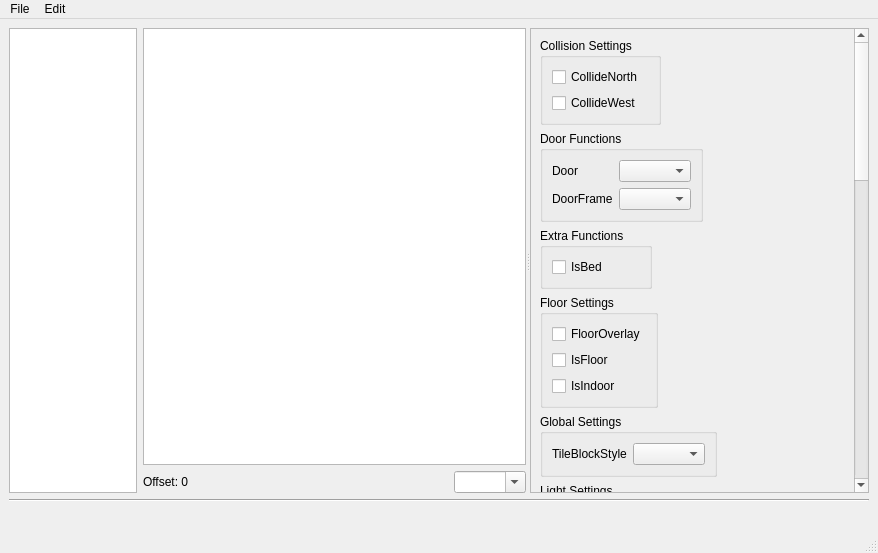
The window that src/tiled/tiledefdialog.ui (timbaker/tiled) describes before a commit, drawn with Qt 5.
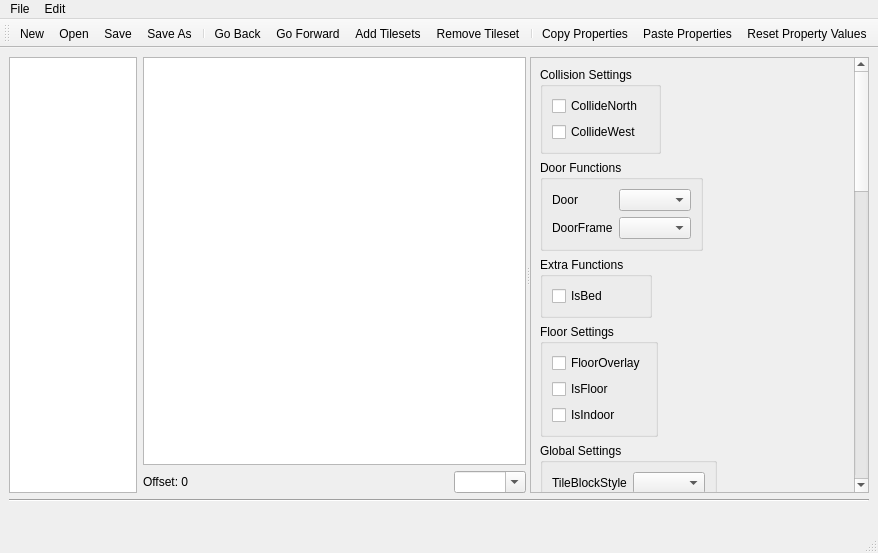
The same window after the commit. Icons and pictures are not drawn. Custom widgets are drawn as their Qt base class.

Commit message:
Added tileset history to TileDefDialog, etc.
This history feature is similar to a web browser's go forward/back buttons.

Added a toolbar.  Buttons everywhere!

Save/restore the tile scale.

Fixed the wrong tileset being deleted, and the dialog's list of tilesets
not matching the order of the TileDefFile tilesets.

Try to maintain which row is selected when resetting the list of tilesets.

Fixed crash with undo/redo when the affected tile wasn't in the displayed
tileset.

Diff of the .ui file:
```diff
--- a/src/tiled/tiledefdialog.ui
+++ b/src/tiled/tiledefdialog.ui
@@ -690,6 +690,30 @@
    <addaction name="menuEdit"/>
   </widget>
   <widget class="QStatusBar" name="statusbar"/>
+  <widget class="QToolBar" name="toolBar">
+   <property name="windowTitle">
+    <string>toolBar</string>
+   </property>
+   <attribute name="toolBarArea">
+    <enum>TopToolBarArea</enum>
+   </attribute>
+   <attribute name="toolBarBreak">
+    <bool>false</bool>
+   </attribute>
+   <addaction name="actionNew"/>
+   <addaction name="actionOpen"/>
+   <addaction name="actionSave"/>
+   <addaction name="actionSaveAs"/>
+   <addaction name="separator"/>
+   <addaction name="actionGoBack"/>
+   <addaction name="actionGoForward"/>
+   <addaction name="actionAddTileset"/>
+   <addaction name="actionRemoveTileset"/>
+   <addaction name="separator"/>
+   <addaction name="actionCopyProperties"/>
+   <addaction name="actionPasteProperties"/>
+   <addaction name="actionReset"/>
+  </widget>
   <action name="actionOpen">
    <property name="icon">
     <iconset resource="tiled.qrc">
@@ -776,6 +800,42 @@
     <string>Close</string>
    </property>
   </action>
+  <action name="actionRemoveTileset">
+   <property name="icon">
+    <iconset resource="tiled.qrc">
+     <normaloff>:/images/16x16/edit-delete.png</normaloff>:/images/16x16/edit-delete.png</iconset>
+   </property>
+   <property name="text">
+    <string>Remove Tileset</string>
+   </property>
+   <property name="toolTip">
+    <string>Remove the selected tileset</string>
+   </property>
+  </action>
+  <action name="actionGoBack">
+   <property name="icon">
+    <iconset resource="tiled.qrc">
+     <normaloff>:/images/16x16/go-back.png</normaloff>:/images/16x16/go-back.png</iconset>
+   </property>
+   <property name="text">
+    <string>Go Back</string>
+   </property>
+   <property name="shortcut">
+    <string>Alt+Left</string>
+   </property>
+  </action>
+  <action name="actionGoForward">
+   <property name="icon">
+    <iconset resource="tiled.qrc">
+     <normaloff>:/images/16x16/go-forward.png</normaloff>:/images/16x16/go-forward.png</iconset>
+   </property>
+   <property name="text">
+    <string>Go Forward</string>
+   </property>
+   <property name="shortcut">
+    <string>Alt+Right</string>
+   </property>
+  </action>
  </widget>
  <customwidgets>
   <customwidget>
```
Left out of the diff: 7 changed lines with no effect on the pictures. The commit also changes 7 other files.
